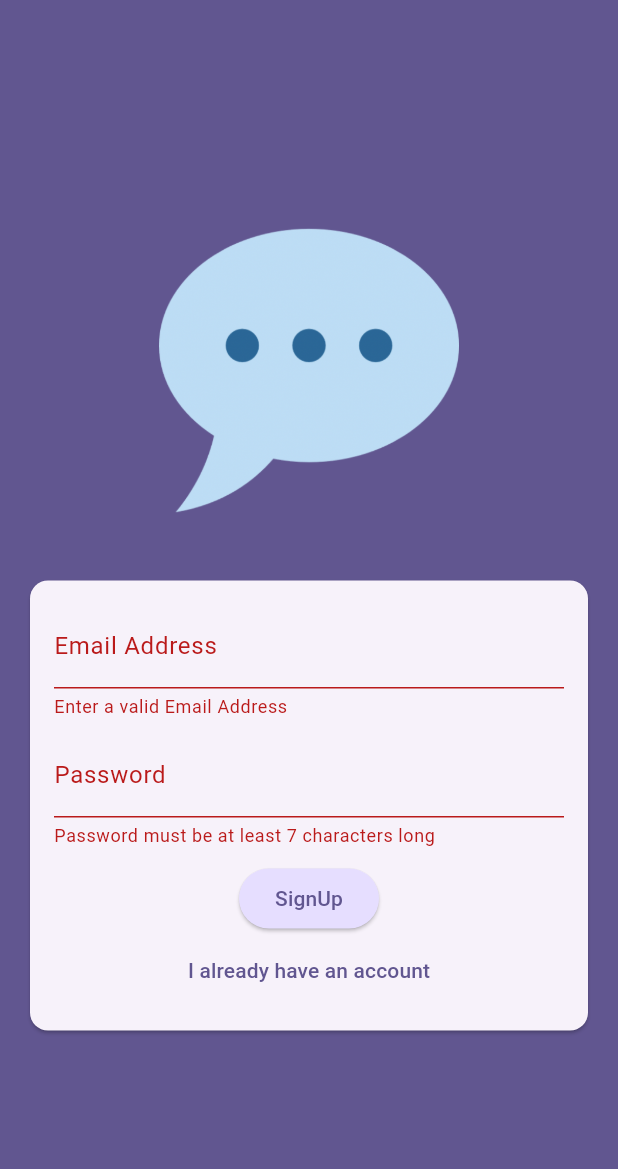
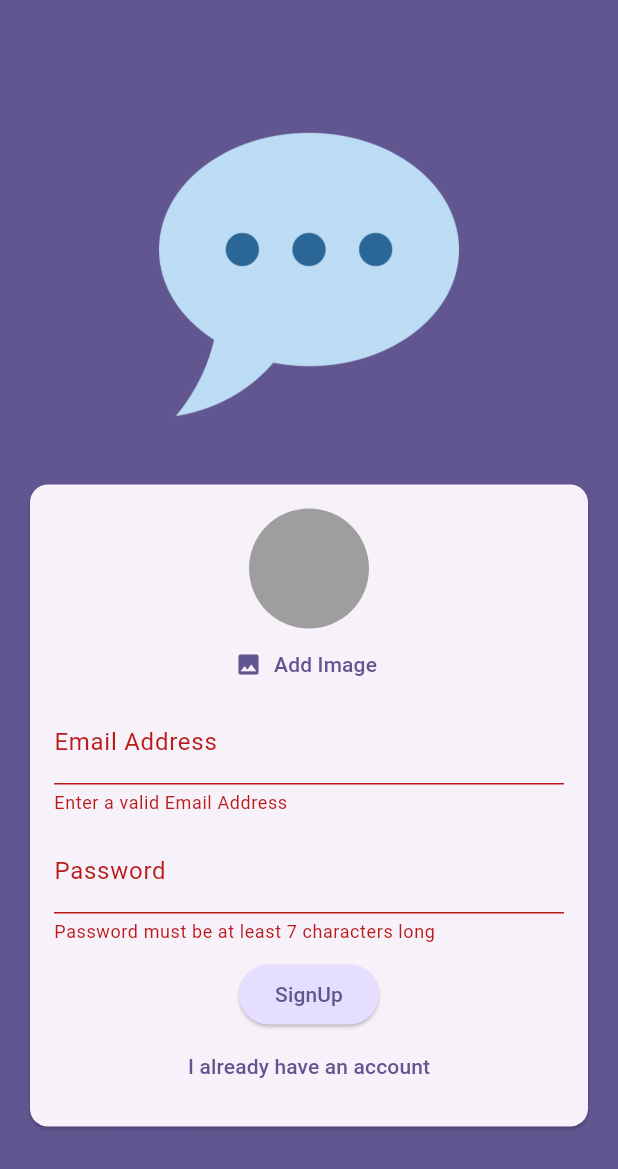
Before and after one commit to raj779401/Flutter_Chat_App, a Flutter app: the screen it shows after launch, after a tap on "Login", after a tap on "Create New Account", on a phone screen of 412 x 824 dp. Shown: the top 1169 px of the screen. Run offline on Flutter 3.47's test engine with Material 3 defaults, Android fonts, the phone set to English and light mode, and no system bars; our stand-ins replace firebase_auth, firebase_core, image_picker; accounts and stored records are empty.

Commit message:
profile picture feature added

```diff
--- a/chat_app/lib/screens/authentication_screen.dart
+++ b/chat_app/lib/screens/authentication_screen.dart
@@ -1,3 +1,4 @@
+import 'package:chat_app/widgets/user_image_picker_widget.dart';
 import 'package:flutter/material.dart';
 import 'package:firebase_auth/firebase_auth.dart';
 
@@ -73,6 +74,7 @@ class _AuthenticationScreenState extends State<AuthenticationScreen> {
                       child: Column(
                         mainAxisSize: MainAxisSize.min,
                         children: [
+                          if (!_isLogin) ImagePickerWidget(),
                           TextFormField(
                             decoration: InputDecoration(
                               labelText: 'Email Address',
--- /dev/null
+++ b/chat_app/lib/widgets/user_image_picker_widget.dart
@@ -0,0 +1,49 @@
+import 'package:flutter/material.dart';
+import 'package:image_picker/image_picker.dart';
+import 'dart:io';
+
+class ImagePickerWidget extends StatefulWidget {
+  const ImagePickerWidget({super.key});
+
+  @override
+  State<ImagePickerWidget> createState() => _ImagePickerWidgetState();
+}
+
+class _ImagePickerWidgetState extends State<ImagePickerWidget> {
+  File? _pickedImageFile;
+
+  void _pickImage() async {
+    final pickedImage = await ImagePicker()
+        .pickImage(source: ImageSource.camera, imageQuality: 50, maxWidth: 150);
+
+    if (pickedImage == null) {
+      return;
+    }
+
+    setState(() {
+      _pickedImageFile = File(pickedImage.path);
+    });
+  }
+
+  @override
+  Widget build(BuildContext context) {
+    return Column(
+      children: [
+        CircleAvatar(
+          radius: 40,
+          backgroundColor: Colors.grey,
+          foregroundImage:
+              _pickedImageFile != null ? FileImage(_pickedImageFile!) : null,
+        ),
+        TextButton.icon(
+          onPressed: _pickImage,
+          icon: Icon(Icons.image),
+          label: Text(
+            'Add Image',
+            style: TextStyle(color: Theme.of(context).colorScheme.primary),
+          ),
+        ),
+      ],
+    );
+  }
+}
--- a/chat_app/pubspec.yaml
+++ b/chat_app/pubspec.yaml
@@ -37,6 +37,8 @@ dependencies:
   firebase_core: ^2.27.0
   firebase_auth_token: ^1.0.5
   firebase_auth: ^4.17.8
+  firebase_storage: ^11.6.9
+  image_picker: ^1.0.7
 
 dev_dependencies:
   flutter_test:
```
Also changed, not shown: chat_app/pubspec.lock, 5 other files.
